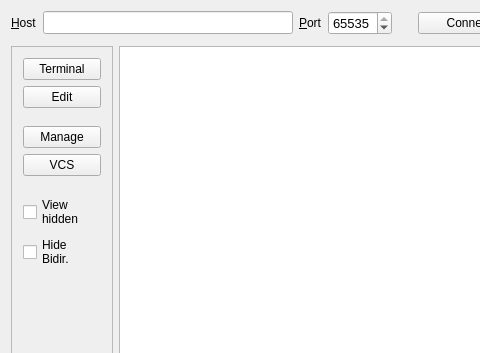
First picture: the form in src/MainWindow.ui, repository micwik/ArnBrowser, before the edit; both pictures show x 0 to 480 and y 0 to 353 of the 770 by 537 pixel window.
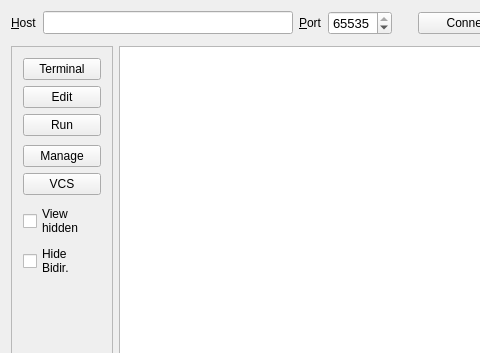
Second picture: the form after the edit. Icons and pictures are not drawn.

What changed in the file:
```diff
--- a/src/MainWindow.ui
+++ b/src/MainWindow.ui
@@ -303,6 +303,13 @@
             </property>
            </widget>
           </item>
+          <item>
+           <widget class="QPushButton" name="runButton">
+            <property name="text">
+             <string>Run</string>
+            </property>
+           </widget>
+          </item>
           <item>
            <spacer name="verticalSpacer_3">
             <property name="orientation">
```
